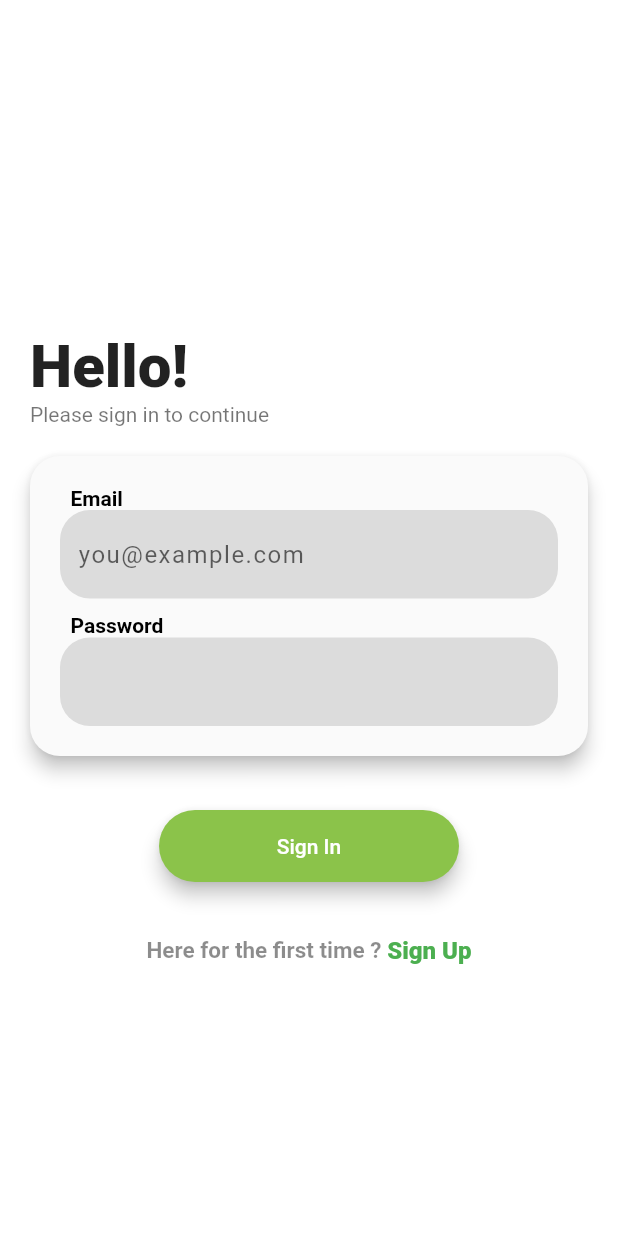
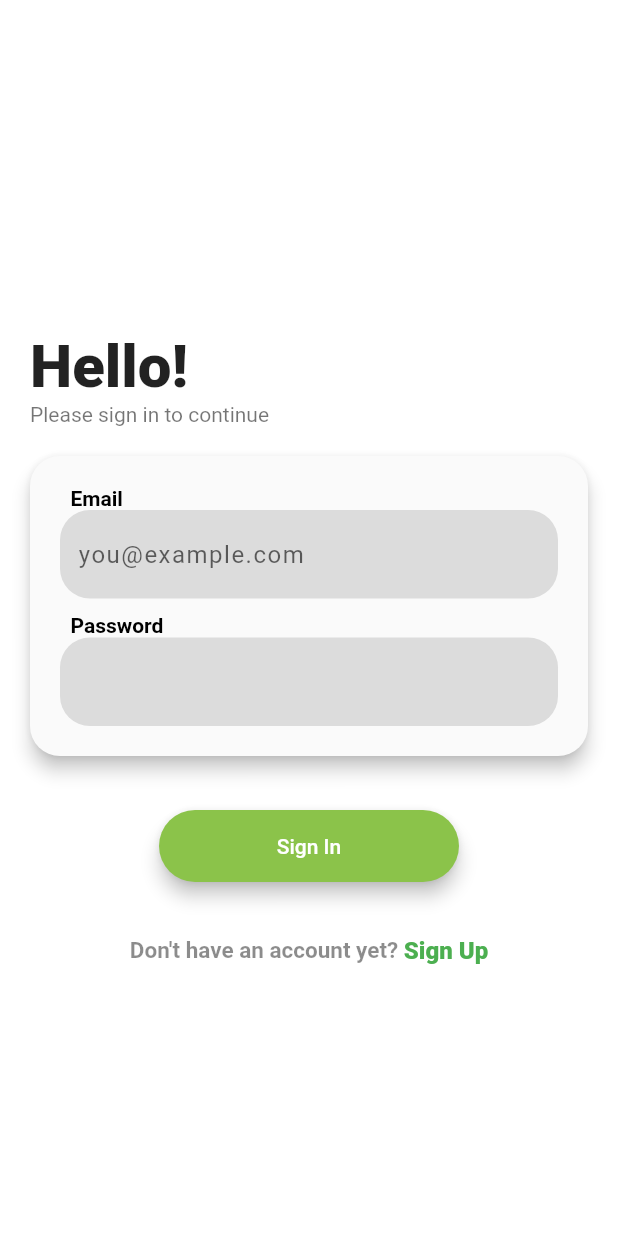
Before and after one commit to ravi-83/Login-Registration-using-Sqflite-and-Bloc-in-Flutter, a Flutter app: the LoginScreen screen opened by its route, on a phone screen of 412 x 824 dp. Run offline on Flutter 3.47's test engine with Material 2 defaults, Android fonts, the phone set to English and light mode, and no system bars; our stand-ins replace bloc, equatable, flutter_bloc, fluttertoast, get_it, shared_preferences and 1 more; accounts and stored records are empty.

Commit message:
slash modified

```diff
--- a/lib/features/presentation/pages/login_screen/login_screen.dart
+++ b/lib/features/presentation/pages/login_screen/login_screen.dart
@@ -34,21 +34,21 @@ class _LoginScreenState extends State<LoginScreen> {
         listener: (context, state) {
           if (state is LoginLoadedState) {
             print("hello");
-            if (state.isLoggedIn !=null ) {
+            if (state.isLoggedIn != null) {
               print("hello");
-              if(state.isLoggedIn==true){
+              if (state.isLoggedIn == true) {
                 BlocProvider.of<LoginBloc>(context).add(
                   StoreAuthTokenEvent(authToken: _emailController.text),
                 );
-              }else{
+              } else {
                 Fluttertoast.showToast(
                     msg: "Invalid Credential !!",
                     gravity: ToastGravity.CENTER,
                     backgroundColor: AppColors.vd_dark_accent_border);
                 _doClearControllerText();
               }
-
-            } else if (state.isAuthTokenStored != null && state.isAuthTokenStored) {
+            } else if (state.isAuthTokenStored != null &&
+                state.isAuthTokenStored) {
               Navigation.intentWithClearAllRoutes(context, AppRoute.home);
             }
           }
@@ -177,7 +177,7 @@ class _LoginScreenState extends State<LoginScreen> {
       mainAxisAlignment: MainAxisAlignment.center,
       children: [
         Text(
-          'Here for the first time ? ',
+          'Don\'t have an account yet? ',
           style: TextStyle(
               color: Colors.black45, fontSize: 15, fontWeight: FontWeight.w600),
         ),
@@ -198,7 +198,7 @@ class _LoginScreenState extends State<LoginScreen> {
     );
   }
 
-  _doClearControllerText(){
+  _doClearControllerText() {
     _passwordController.clear();
     _emailController.clear();
   }
--- a/lib/features/presentation/pages/splash_screen/splash_screen.dart
+++ b/lib/features/presentation/pages/splash_screen/splash_screen.dart
@@ -61,7 +61,7 @@ class _SplashScreenState extends State<SplashScreen> {
         delay: 500,
         child: RichText(
           text:TextSpan(
-            text: "Login &",
+            text: "Login & ",
             style: TextStyle(
               fontSize: 48,
 
```
Also changed, not shown: assets/images/splash.jpeg.
